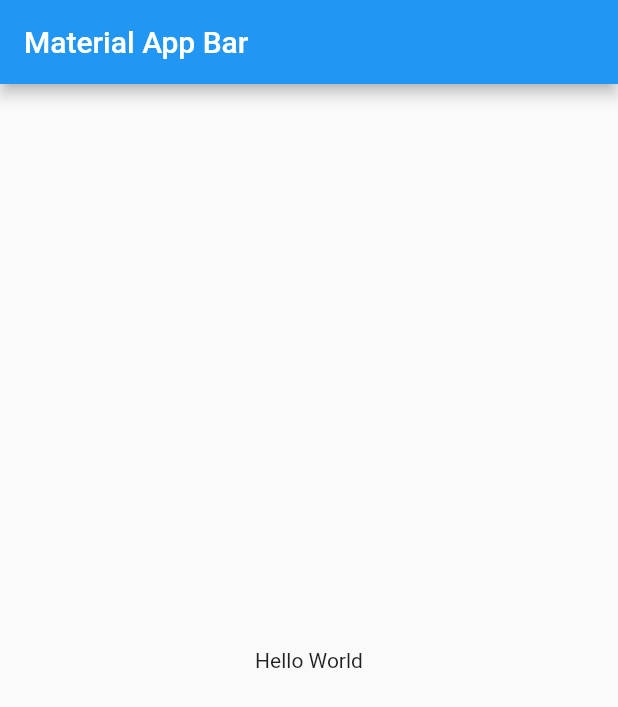
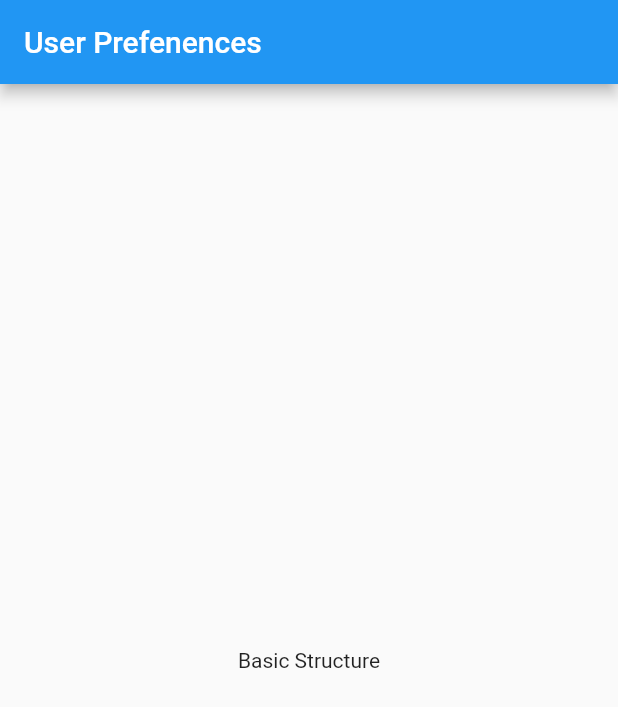
Before and after one commit to JordiDeSanta/User-Preferences, a Flutter app: the screen it shows after launch, on a phone screen of 412 x 824 dp. Shown: the top 707 px of the screen. Run offline on Flutter 3.47's test engine with Material 2 defaults, Android fonts, the phone set to English and light mode, and no system bars.

Commit message:
Project basic structure

```diff
--- a/lib/main.dart
+++ b/lib/main.dart
@@ -1,4 +1,5 @@
 import 'package:flutter/material.dart';
+import 'package:userprefs/src/pages/home_page.dart';
 
 void main() => runApp(MyApp());
 
@@ -6,17 +7,8 @@ class MyApp extends StatelessWidget {
   @override
   Widget build(BuildContext context) {
     return MaterialApp(
-      title: 'Material App',
-      home: Scaffold(
-        appBar: AppBar(
-          title: Text('Material App Bar'),
-        ),
-        body: Center(
-          child: Container(
-            child: Text('Hello World'),
-          ),
-        ),
-      ),
+      title: 'User Preferences',
+      home: HomePage(),
     );
   }
 }
--- /dev/null
+++ b/lib/src/pages/home_page.dart
@@ -0,0 +1,21 @@
+import 'package:flutter/material.dart';
+
+class HomePage extends StatelessWidget {
+  const HomePage({Key key}) : super(key: key);
+
+  @override
+  Widget build(BuildContext context) {
+    return Container(
+      child: Scaffold(
+        appBar: AppBar(
+          title: Text('User Prefenences'),
+        ),
+        body: Center(
+          child: Container(
+            child: Text('Basic Structure'),
+          ),
+        ),
+      ),
+    );
+  }
+}
```
